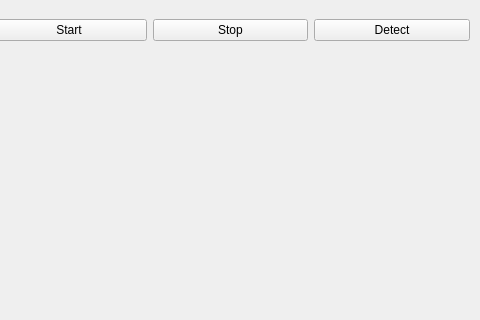
Qt form gui.ui (Kamikoto-sama/GitHub_OpenCV) before a commit; both pictures show x 181 to 661 and y 0 to 320 of the 661 by 547 pixel window.
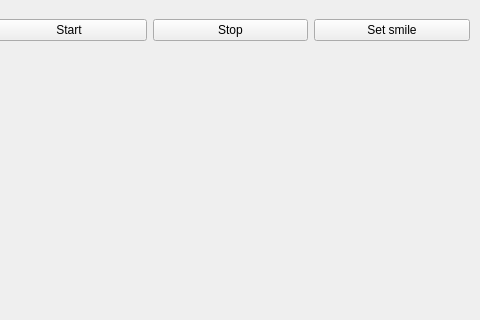
The same form after that commit.

Diff of the .ui file:
```diff
--- a/gui.ui
+++ b/gui.ui
@@ -47,7 +47,7 @@
     <item>
      <widget class="QPushButton" name="detect">
       <property name="text">
-       <string>Detect</string>
+       <string>Set smile</string>
       </property>
       <property name="checkable">
        <bool>true</bool>
```
